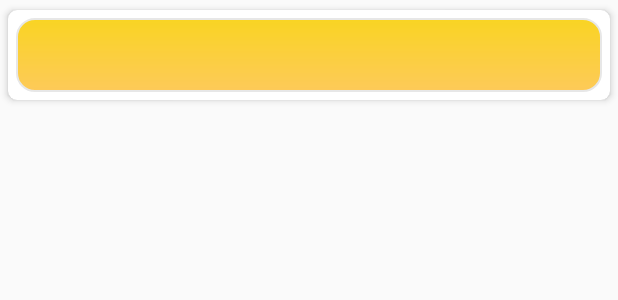
After one commit to nululalbab/CareBuddies, an Android app: the layout list_patient.xml on its own in the app's theme, with its tools: preview values and no code run, on a phone screen of 412 x 824 dp. The commit adds this screen. Shown: the top 300 px of the screen. Run offline under Robolectric (Android 15) with nearby library versions, the phone set to English and light mode, and no system bars.

Commit message:
list pasien

```diff
--- a/app/build.gradle
+++ b/app/build.gradle
@@ -32,5 +32,7 @@ dependencies {
     androidTestImplementation 'com.android.support.test:runner:1.0.2'
     androidTestImplementation 'com.android.support.test.espresso:espresso-core:3.0.2'
     implementation 'com.android.support:design:28.0.0'
+    implementation 'com.android.support:cardview-v7:28.0.0'
+    implementation 'com.android.support:recyclerview-v7:28.0.0'
 
 }
--- a/app/src/main/java/com/ulul/carebuddies/ui/activity/DataInformationActivity.java
+++ b/app/src/main/java/com/ulul/carebuddies/ui/activity/DataInformationActivity.java
@@ -33,7 +33,7 @@ public class DataInformationActivity extends AppCompatActivity implements DataIn
         ttl = (EditText) findViewById(R.id.ttl);
         jenis_kelamin = (EditText) findViewById(R.id.jenis_kelamin);
         sumber_biaya = (EditText) findViewById(R.id.sumber_biaya);
-        final String role = "pasien";
+        final String role = "0";
         btn_submit.setOnClickListener(new View.OnClickListener() {
             @Override
             public void onClick(View v) {
--- /dev/null
+++ b/app/src/main/res/drawable/ic_local_hospital_black_24dp.xml
@@ -0,0 +1,5 @@
+<vector android:height="24dp" android:tint="#FFFFFF"
+    android:viewportHeight="24.0" android:viewportWidth="24.0"
+    android:width="24dp" xmlns:android="http://schemas.android.com/apk/res/android">
+    <path android:fillColor="#FF000000" android:pathData="M19,3L5,3c-1.1,0 -1.99,0.9 -1.99,2L3,19c0,1.1 0.9,2 2,2h14c1.1,0 2,-0.9 2,-2L21,5c0,-1.1 -0.9,-2 -2,-2zM18,14h-4v4h-4v-4L6,14v-4h4L10,6h4v4h4v4z"/>
+</vector>
--- a/app/src/main/res/layout/fragment_profile.xml
+++ b/app/src/main/res/layout/fragment_profile.xml
@@ -91,7 +91,7 @@
 
                 android:layout_width="wrap_content"
                 android:layout_height="wrap_content"
-                android:text="Care Taker Card"
+                android:text="Patient Card"
                 android:textSize="18dp"
                 android:textColor="#fff"
                 />
--- /dev/null
+++ b/app/src/main/res/layout/list_patient.xml
@@ -0,0 +1,35 @@
+<?xml version="1.0" encoding="utf-8"?>
+
+<android.support.v7.widget.CardView xmlns:android="http://schemas.android.com/apk/res/android"
+    xmlns:card_view="http://schemas.android.com/apk/res-auto"
+    android:layout_width="match_parent"
+    android:layout_height="wrap_content"
+    card_view:cardCornerRadius="6dp"
+    card_view:cardElevation="3dp"
+    card_view:cardUseCompatPadding="true">
+
+    <LinearLayout xmlns:android="http://schemas.android.com/apk/res/android"
+        android:layout_width="match_parent"
+        android:layout_height="wrap_content"
+        android:layout_margin="5dp"
+        android:orientation="vertical"
+        android:padding="5dp"
+        android:background="@drawable/bg_pill">
+
+        <!-- TextView Nama Pasien -->
+        <TextView
+            android:id="@+id/txt_nama"
+            android:layout_width="match_parent"
+            android:layout_height="wrap_content" />
+
+        <!-- TextView No Telpon -->
+        <TextView
+            android:id="@+id/txt_no_telp"
+            android:layout_width="match_parent"
+            android:layout_height="wrap_content" />
+
+
+
+    </LinearLayout>
+
+</android.support.v7.widget.CardView>
```
Also changed, not shown: app/src/main/java/com/ulul/carebuddies/adapter/PatientAdapter.java (+7 -2 lines), app/src/main/java/com/ulul/carebuddies/ui/activity/NavBottomActivity.java (+10 -0 lines), app/src/main/res/layout/fragment_patient.xml (+5 -4 lines), app/src/main/res/menu/bottom_nav_menu.xml (+7 -0 lines).
